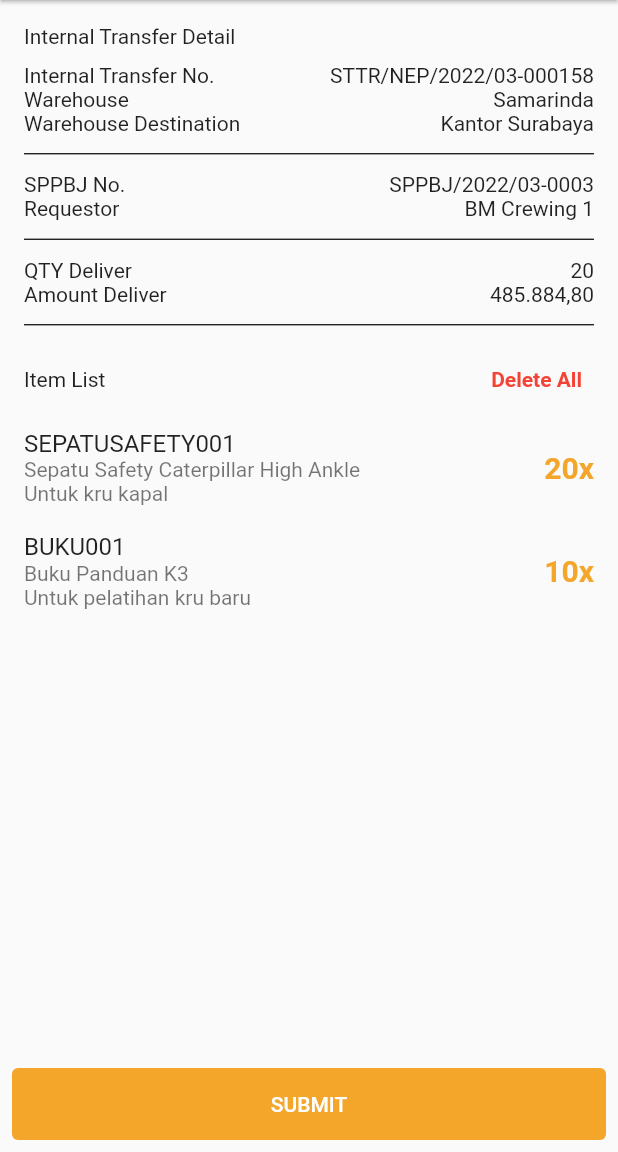
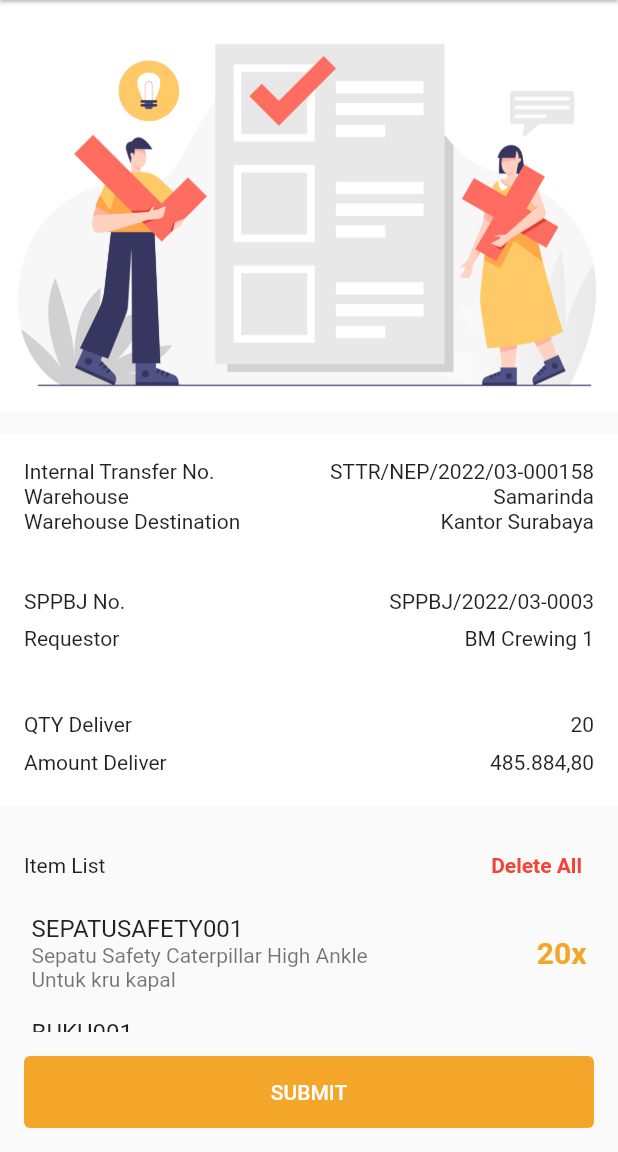
Before and after one commit to daydream410/v2rp, a Flutter app: the InternalTransfer2 screen opened directly, after a tap on "Load Data", after a tap on "SAVE DATA", on a phone screen of 412 x 824 dp, the part 84-1236 px from its top. Run offline on Flutter 3.47's test engine with Material 2 defaults, Android fonts, the phone set to English and light mode, and no system bars; drawn by our look-alikes of flutter_slidable; our stand-ins replace animated_splash_screen, cached_network_image, curved_navigation_bar, get, hexcolor, image_picker and 3 more; missing offline and left inert: mobile_scanner; accounts and stored records are empty; network calls fail.

Commit message:
it new ui

```diff
--- a/lib/FE/IT/internal_transfer2.dart
+++ b/lib/FE/IT/internal_transfer2.dart
@@ -9,6 +9,7 @@
 import 'package:v2rp1/FE/IT/detail_it.dart';
 import 'package:v2rp1/FE/IT/internal_transfer.dart';
 
+import '../../BE/controller.dart';
 import 'internal_transfer3.dart';
 
 class InternalTransfer2 extends StatefulWidget {
@@ -20,8 +21,9 @@
 
 class _InternalTransfer2State extends State<InternalTransfer2> {
   bool isVisible = false;
-  final controllerSppbj = TextEditingController();
-  final controllerWh = TextEditingController();
+  // final controllerSppbj = TextEditingController();
+  // final controllerWh = TextEditingController();
+  static TextControllers textControllers = Get.put(TextControllers());
 
   @override
   Widget build(BuildContext context) {
@@ -30,7 +32,7 @@
         showDialog(
           context: context,
           builder: (context) => AlertDialog(
-            title: const Text('Are u sure?'),
+            title: const Text('Are You sure?'),
             content: const Text('Do you want to exit the App?'),
             actions: [
               TextButton(
@@ -56,11 +58,6 @@
           leading: IconButton(
             icon: const Icon(Icons.arrow_back),
             onPressed: () {
-              // Navigator.push(
-              //   context,
-              //   MaterialPageRoute(
-              //       builder: (context) => const InternalTransfer()),
-              // );
               Get.to(InternalTransfer());
             },
           ),
@@ -73,23 +70,25 @@
                 crossAxisAlignment: CrossAxisAlignment.stretch,
                 children: [
                   TextField(
-                    controller: controllerWh,
+                    controller: textControllers.itWhController.value,
+                    onSubmitted: (value) {},
                     decoration: InputDecoration(
                       prefixIcon: const Icon(Icons.warehouse),
                       hintText: 'Warehouse',
                       border: OutlineInputBorder(
-                          borderRadius: BorderRadius.circular(15),
+                          borderRadius: BorderRadius.circular(5),
                           borderSide: const BorderSide(color: Colors.black)),
                     ),
                   ),
                   const SizedBox(height: 10.0),
                   TextField(
-                    controller: controllerSppbj,
+                    controller: textControllers.itSppbjController.value,
+                    onSubmitted: (value) {},
                     decoration: InputDecoration(
                       prefixIcon: const Icon(Icons.article),
                       hintText: 'SPPBJ No.',
                       border: OutlineInputBorder(
-                          borderRadius: BorderRadius.circular(15),
+                          borderRadius: BorderRadius.circular(5),
                           borderSide: const BorderSide(color: Colors.black)),
                     ),
                   ),
@@ -177,7 +176,7 @@
         bottomNavigationBar: Visibility(
           visible: isVisible,
           child: Padding(
-            padding: const EdgeInsets.all(8.0),
+            padding: const EdgeInsets.all(16.0),
             child: TextButton(
               child: const Padding(
                 padding: EdgeInsets.all(8.0),
--- a/lib/FE/IT/internal_transfer3.dart
+++ b/lib/FE/IT/internal_transfer3.dart
@@ -47,26 +47,32 @@
           leading: IconButton(
             icon: const Icon(Icons.arrow_back),
             onPressed: () {
-              // Navigator.push(
-              //   context,
-              //   MaterialPageRoute(
-              //       builder: (context) => const InternalTransfer2()),
-              // );
               Get.to(InternalTransfer2());
             },
           ),
         ),
         body: SafeArea(
           child: SingleChildScrollView(
+            child: Column(
+              children: [
+                const Image(
+                  image: AssetImage('images/vb_conf.jpg'),
+                ),
+                const SizedBox(
+                  height: 15.0,
+                ),
+                Column(
+                  crossAxisAlignment: CrossAxisAlignment.start,
+                  children: [
+                    Container(
+                      width: MediaQuery.of(context).size.width * 1,
+                      height: MediaQuery.of(context).size.height * 0.1,
+                      color: Colors.white,
                       child: Padding(
                         padding: const EdgeInsets.all(16.0),
                         child: Column(
+                          mainAxisAlignment: MainAxisAlignment.spaceAround,
                           children: [
-                  Column(
-                    crossAxisAlignment: CrossAxisAlignment.start,
-                    children: [
-                      const Text('Internal Transfer Detail'),
-                      const SizedBox(height: 10.0),
                             Row(
                               mainAxisAlignment: MainAxisAlignment.spaceBetween,
                               children: const [
@@ -88,11 +94,19 @@
                                 Text('Kantor Surabaya'),
                               ],
                             ),
-                      const Divider(
-                        color: Colors.black,
-                        thickness: 0.8,
-                        height: 25,
+                          ],
                         ),
+                      ),
+                    ),
+                    Container(
+                      width: MediaQuery.of(context).size.width * 1,
+                      height: MediaQuery.of(context).size.height * 0.1,
+                      color: Colors.white,
+                      child: Padding(
+                        padding: const EdgeInsets.all(16.0),
+                        child: Column(
+                          mainAxisAlignment: MainAxisAlignment.spaceAround,
+                          children: [
                             Row(
                               mainAxisAlignment: MainAxisAlignment.spaceBetween,
                               children: const [
@@ -107,11 +121,19 @@
                                 Text('BM Crewing 1'),
                               ],
                             ),
-                      const Divider(
-                        color: Colors.black,
-                        thickness: 0.8,
-                        height: 25,
+                          ],
                         ),
+                      ),
+                    ),
+                    Container(
+                      width: MediaQuery.of(context).size.width * 1,
+                      height: MediaQuery.of(context).size.height * 0.1,
+                      color: Colors.white,
+                      child: Padding(
+                        padding: const EdgeInsets.all(16.0),
+                        child: Column(
+                          mainAxisAlignment: MainAxisAlignment.spaceAround,
+                          children: [
                             Row(
                               mainAxisAlignment: MainAxisAlignment.spaceBetween,
                               children: const [
@@ -126,11 +148,14 @@
                                 Text('485.884,80'),
                               ],
                             ),
-                      const Divider(
-                        color: Colors.black,
-                        thickness: 0.8,
-                        height: 25,
+                          ],
                         ),
+                      ),
+                    ),
+                    Padding(
+                      padding: const EdgeInsets.all(16.0),
+                      child: Column(
+                        children: [
                           Row(
                             mainAxisAlignment: MainAxisAlignment.spaceBetween,
                             children: [
@@ -164,8 +189,8 @@
                               ],
                             ),
                             child: ListTile(
-                          contentPadding:
-                              const EdgeInsets.symmetric(vertical: 5.0),
+                              contentPadding: const EdgeInsets.symmetric(
+                                  vertical: 5.0, horizontal: 5.0),
                               title: const Text('SEPATUSAFETY001'),
                               subtitle: Column(
                                 crossAxisAlignment: CrossAxisAlignment.start,
@@ -203,8 +228,8 @@
                               ],
                             ),
                             child: ListTile(
-                          contentPadding:
-                              const EdgeInsets.symmetric(vertical: 5.0),
+                              contentPadding: const EdgeInsets.symmetric(
+                                  vertical: 5.0, horizontal: 5.0),
                               title: const Text('BUKU001'),
                               subtitle: Column(
                                 crossAxisAlignment: CrossAxisAlignment.start,
@@ -226,13 +251,15 @@
                           ),
                         ],
                       ),
+                    ),
+                  ],
+                ),
               ],
             ),
           ),
         ),
-        ),
         bottomNavigationBar: Padding(
-          padding: const EdgeInsets.all(8.0),
+          padding: const EdgeInsets.all(16.0),
           child: TextButton(
             child: const Padding(
               padding: EdgeInsets.all(8.0),
@@ -243,7 +270,7 @@
                   context: context,
                   builder: (BuildContext context) {
                     return CustomDialogBoxIT(
-                      title: "SUBMIT DATA SUCCESFUL",
+                      title: "SUCCESSFUL DATA SUBMIT",
                       descriptions:
                           "Internal Transfer No.STTR/NEP/2022/03-000158",
                       text: "Home",
--- a/lib/FE/mainScreen/home_screen.dart
+++ b/lib/FE/mainScreen/home_screen.dart
@@ -13,6 +13,7 @@
 import 'package:v2rp1/additional/mt_screen.dart';
 
 import '../GR/goods_receive.dart';
+import '../IT/internal_transfer.dart';
 import '../OTP/otp2.dart';
 
 // ignore: must_be_immutable
@@ -181,8 +182,8 @@
                                     child: InkWell(
                                       splashColor: Colors.black38,
                                       onTap: () async {
-                                        // Get.to(InternalTransfer());
-                                        Get.to(MaintenanceScreen());
+                                        Get.to(InternalTransfer());
+                                        // Get.to(MaintenanceScreen());
                                       },
                                     ),
                                   ),
--- a/lib/additional/constants.dart
+++ b/lib/additional/constants.dart
@@ -1,5 +1,5 @@
 class Constants {
   Constants._();
-  static const double padding = 20;
+  static const double padding = 15;
   static const double avatarRadius = 60;
 }
```
Also changed, not shown: lib/BE/controller.dart (+17 -1 lines), lib/FE/IT/detail_it.dart (+5 -5 lines), lib/FE/IT/internal_transfer.dart (+37 -40 lines). Lines whose indentation alone changed are shown as unchanged.
